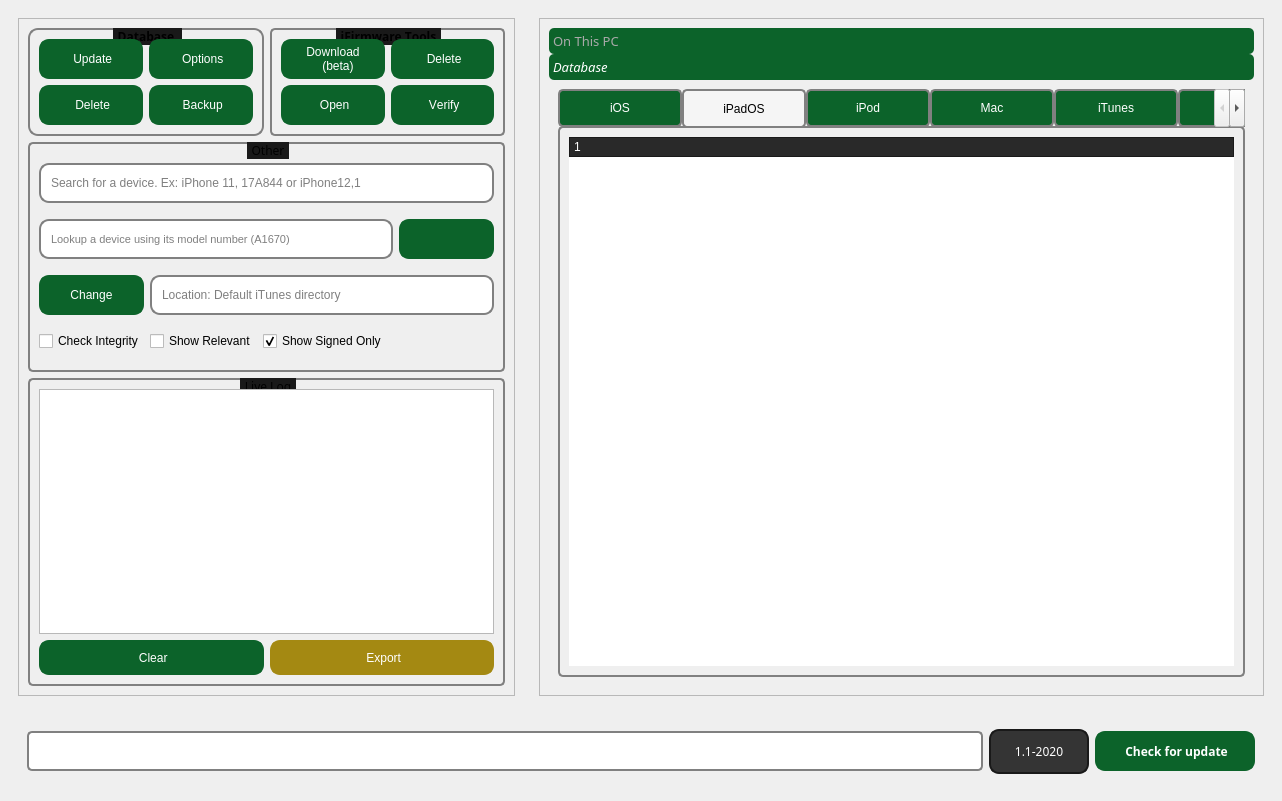
First picture: the form in _iFTK.ui, repository i0nsec/iFirmware-Toolkit, before the edit.
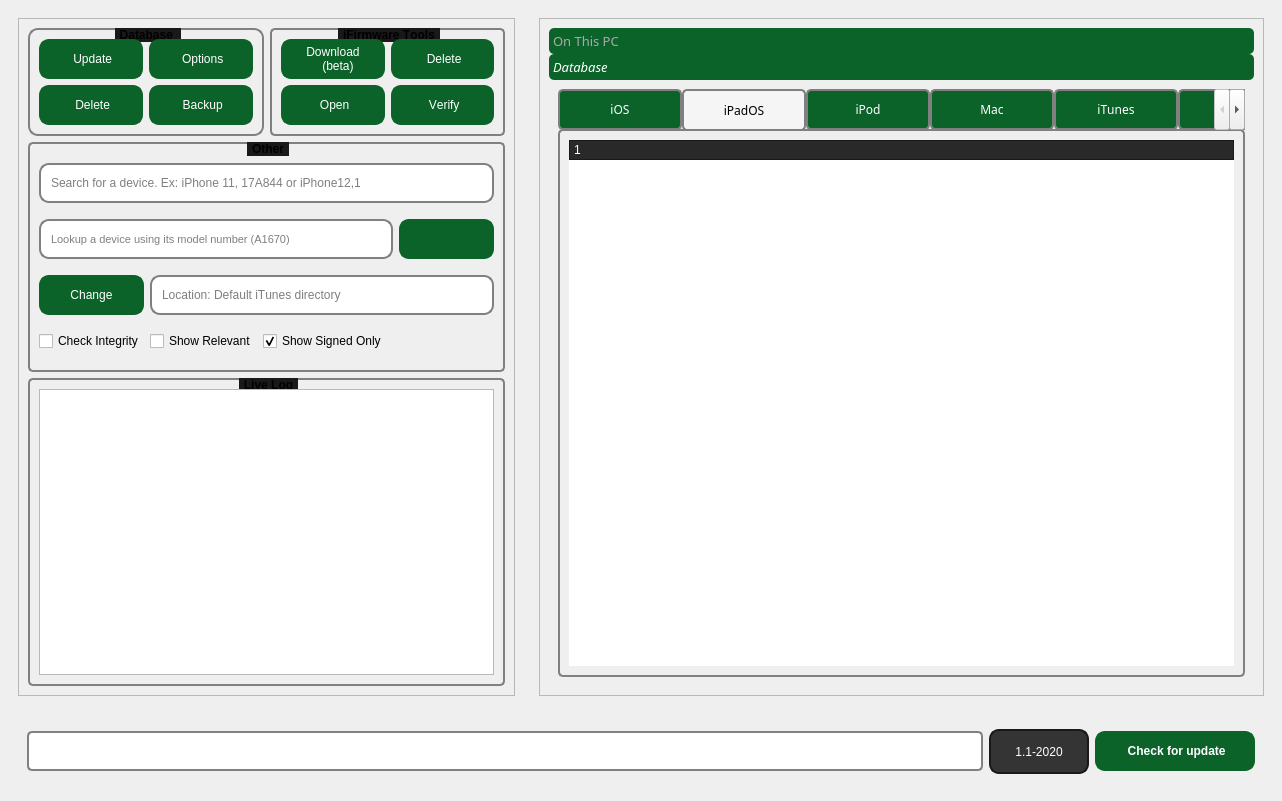
Second picture: the form after the edit. The open tabs and pages were chosen to show the change. Icons and pictures are not drawn.

Diff of the .ui file:
```diff
--- a/_iFTK.ui
+++ b/_iFTK.ui
@@ -34,9 +34,7 @@
          <item row="0" column="0">
           <widget class="QFrame" name="frame_2">
            <property name="font">
-            <font>
-             <family>Segoe UI Semibold</family>
-            </font>
+            <font/>
            </property>
            <property name="frameShape">
             <enum>QFrame::StyledPanel</enum>
@@ -49,6 +47,7 @@
              <widget class="QToolBox" name="toolBox">
               <property name="font">
                <font>
+                <family>Segoe UI Semibold</family>
                 <pointsize>10</pointsize>
                </font>
               </property>
@@ -305,7 +304,7 @@
                 <rect>
                  <x>0</x>
                  <y>0</y>
-                 <width>715</width>
+                 <width>717</width>
                  <height>604</height>
                 </rect>
                </property>
@@ -321,6 +320,7 @@
                  <widget class="QTabWidget" name="main_tab">
                   <property name="font">
                    <font>
+                    <family>Segoe UI Semibold</family>
                     <pointsize>9</pointsize>
                     <bold>false</bold>
                     <strikeout>false</strikeout>
@@ -1024,9 +1024,8 @@
               </property>
               <property name="font">
                <font>
-                <family>Segoe UI Semibold</family>
                 <pointsize>9</pointsize>
-                <bold>false</bold>
+                <bold>true</bold>
                 <strikeout>false</strikeout>
                 <kerning>false</kerning>
                </font>
@@ -1087,112 +1086,6 @@
                  </property>
                 </widget>
                </item>
-               <item row="3" column="0">
-                <widget class="QPushButton" name="clear_log">
-                 <property name="minimumSize">
-                  <size>
-                   <width>0</width>
-                   <height>35</height>
-                  </size>
-                 </property>
-                 <property name="font">
-                  <font>
-                   <pointsize>9</pointsize>
-                   <bold>false</bold>
-                   <strikeout>false</strikeout>
-                   <kerning>false</kerning>
-                  </font>
-                 </property>
-                 <property name="cursor">
-                  <cursorShape>PointingHandCursor</cursorShape>
-                 </property>
-                 <property name="toolTip">
-                  <string>Clear live log</string>
-                 </property>
-                 <property name="styleSheet">
-                  <string notr="true">QPushButton {
-        background-color: #0C632A;
-        border: none;
-        color: #fff;
- 		border: 2px solid #0C632A;
-    	border-radius: 10px;
-		padding: 7px;
-    }
-
- QPushButton:hover {
-	background-color: #084D20;
-}
-
-QToolTip { 
-	color: #fff; background-color: #000; border: none; 
-
-}</string>
-                 </property>
-                 <property name="text">
-                  <string> Clear</string>
-                 </property>
-                 <property name="icon">
-                  <iconset>
-                   <normaloff>icons/Delete.png</normaloff>icons/Delete.png</iconset>
-                 </property>
-                 <property name="iconSize">
-                  <size>
-                   <width>15</width>
-                   <height>15</height>
-                  </size>
-                 </property>
-                </widget>
-               </item>
-               <item row="3" column="1" alignment="Qt::AlignVCenter">
-                <widget class="QPushButton" name="export_log">
-                 <property name="minimumSize">
-                  <size>
-                   <width>0</width>
-                   <height>35</height>
-                  </size>
-                 </property>
-                 <property name="cursor">
-                  <cursorShape>PointingHandCursor</cursorShape>
-                 </property>
-                 <property name="toolTip">
-                  <string>Export logs to a file</string>
-                 </property>
-                 <property name="styleSheet">
-                  <string notr="true">QPushButton {
-        background-color: #a48912;
-        border: none;
-        color: #fff;
-		padding: 7px;
-		border: 2px solid #a48912;
-    	border-radius: 10px;
-    }
-
-QPushButton:hover {
-	background-color: #957d10;
-}
-
-QToolTip { 
-	color: #fff; background-color: #000; border: none; 
-
-}
-
-</string>
-                 </property>
-                 <property name="text">
-                  <string> Export</string>
-                 </property>
-                 <property name="icon">
-                  <iconset>
-                   <normaloff>icons/export.png</normaloff>icons/export.png</iconset>
-                 </property>
-                 <property name="iconSize">
-                  <size>
-                   <width>15</width>
-                   <height>15</height>
-                  </size>
-                 </property>
-                </widget>
-               </item>
               </layout>
              </widget>
             </item>
@@ -1206,7 +1099,6 @@
               </property>
               <property name="font">
                <font>
-                <family>Segoe UI Semibold</family>
                 <pointsize>9</pointsize>
                 <bold>true</bold>
                 <strikeout>false</strikeout>
@@ -1452,9 +1344,8 @@
               </property>
               <property name="font">
                <font>
-                <family>Segoe UI Semibold</family>
                 <pointsize>9</pointsize>
-                <bold>false</bold>
+                <bold>true</bold>
                 <strikeout>false</strikeout>
                 <kerning>false</kerning>
                </font>
@@ -1820,7 +1711,6 @@
               </property>
               <property name="font">
                <font>
-                <family>Segoe UI Semibold</family>
                 <pointsize>9</pointsize>
                 <bold>true</bold>
                 <strikeout>false</strikeout>
@@ -2068,9 +1958,7 @@
        </size>
       </property>
       <property name="font">
-       <font>
-        <family>Segoe UI Semibold</family>
-       </font>
+       <font/>
       </property>
       <layout class="QGridLayout" name="gridLayout_23">
        <item row="0" column="0">
```
Left out of the diff: 4 changed lines with no effect on the pictures.
